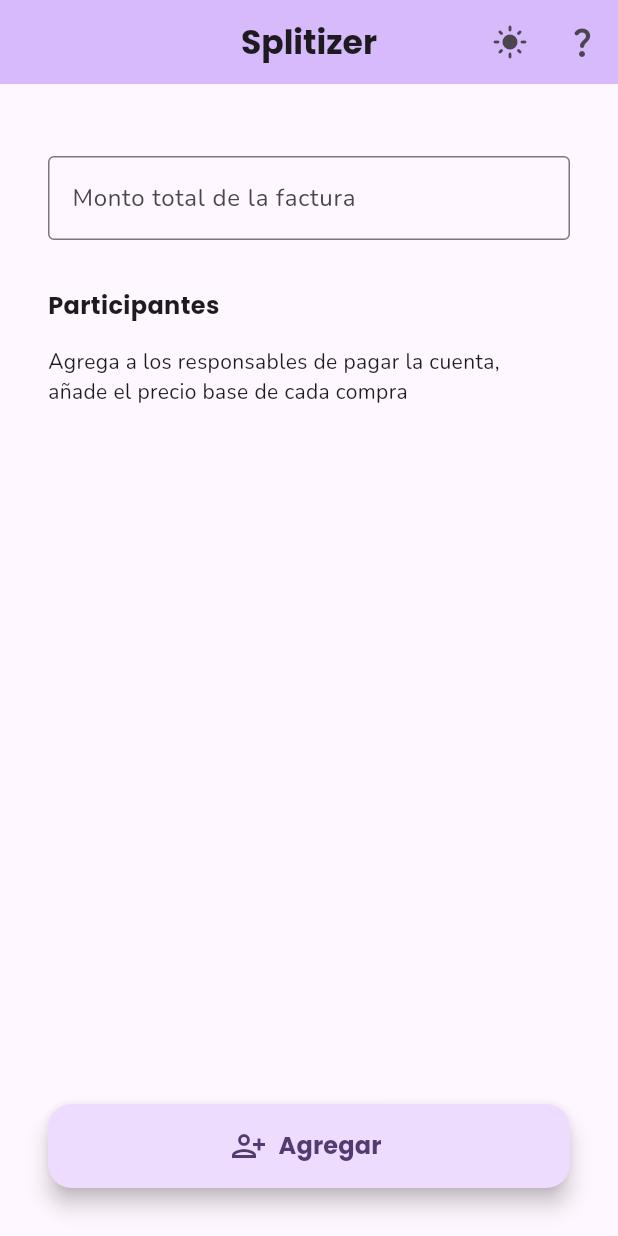
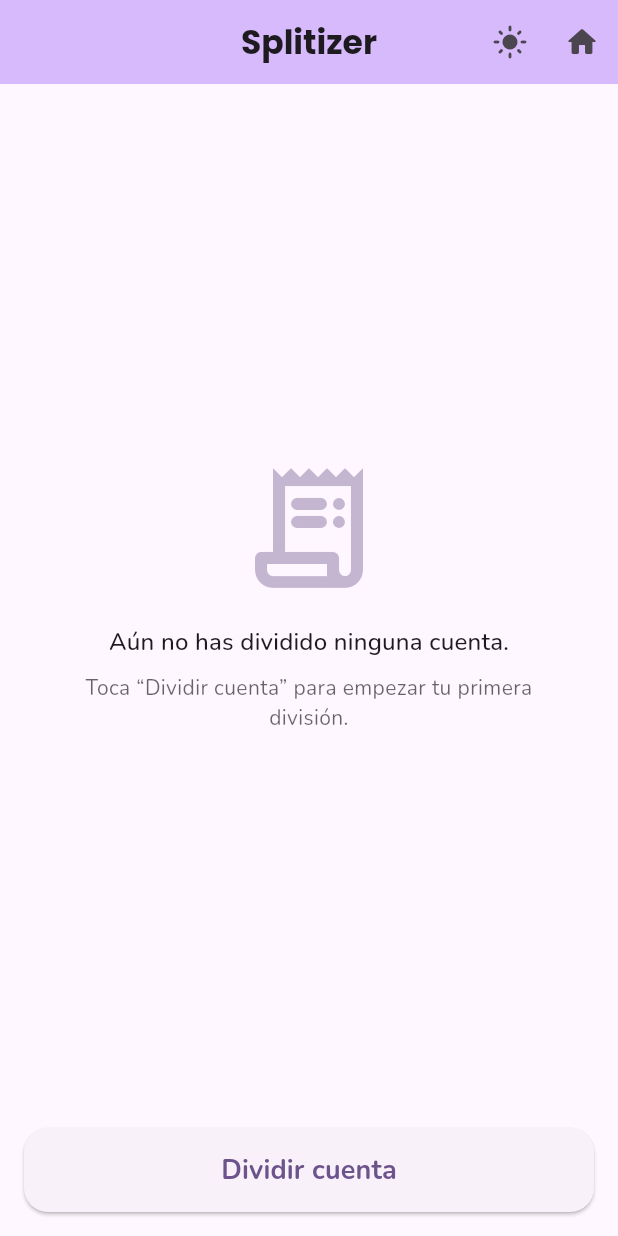
Before and after one commit to GabrielC-Web/Splitizer, a Flutter app: the screen it shows after launch, on a phone screen of 412 x 824 dp. Run offline on Flutter 3.47's test engine with Material 3 defaults, Android fonts, the light colour scheme and no system bars; our stand-ins replace flutter_riverpod, go_router, google_fonts, introduction_screen.

Commit message:
feat: Created new billScreen version

```diff
--- a/lib/core/routing/app_router.dart
+++ b/lib/core/routing/app_router.dart
@@ -1,10 +1,12 @@
 import 'package:go_router/go_router.dart';
 import 'package:splitizer/features/home/intro_screen.dart';
 
+import '../../features/bill/bill_form_screen.dart';
 import '../../features/bill/bill_screen.dart';
+import '../../features/bill/bill_screen_2.dart';
 
 final GoRouter appRouter = GoRouter(
-  initialLocation: '/bill',
+  initialLocation: '/bill2',
   routes: [
     // GoRoute(
     //   path: '/',
@@ -18,6 +20,18 @@ final GoRouter appRouter = GoRouter(
           NoTransitionPage<void>(child: const BillScreen()),
     ),
     GoRoute(
+      path: '/bill2',
+      name: 'bill2',
+      pageBuilder: (context, state) =>
+          NoTransitionPage<void>(child: const BillScreen2()),
+    ),
+    GoRoute(
+      path: '/form',
+      name: 'form',
+      pageBuilder: (context, state) =>
+          NoTransitionPage<void>(child: const BillFormScreen()),
+    ),
+    GoRoute(
       path: '/intro',
       name: 'intro',
       pageBuilder: (context, state) =>
--- a/lib/features/bill/bill_screen.dart
+++ b/lib/features/bill/bill_screen.dart
@@ -103,7 +103,8 @@ class _BillScreenState extends ConsumerState<BillScreen> {
                     child: Row(
                       mainAxisAlignment: MainAxisAlignment.spaceBetween,
                       children: [
-                        Column(
+                        Expanded(
+                          child: Column(
                             crossAxisAlignment: CrossAxisAlignment.start,
                             children: [
                               Text(
@@ -115,11 +116,12 @@ class _BillScreenState extends ConsumerState<BillScreen> {
                               ),
                               const SizedBox(height: 16),
                               Text(
-                              'Agrega a los responsables de pagar la cuenta,\nañade el precio base de cada compra',
-                              maxLines: 3,
+                                'Primero agrega a los responsables de pagar la cuenta, añade el precio base de cada compra',
+                                maxLines: 4,
                                 overflow: TextOverflow.ellipsis,
                               ),
                             ],
+                          ),
                         ),
 
                         // TextButton.icon(
@@ -195,7 +197,7 @@ class _BillScreenState extends ConsumerState<BillScreen> {
                     child: FloatingActionButton.extended(
                       onPressed: _addPerson,
                       label: Text(
-                        'Agregar',
+                        'Dividir cuenta',
                         style: GoogleFonts.poppins(
                           fontWeight: FontWeight.bold,
                           fontSize: 16,
--- /dev/null
+++ b/lib/features/bill/bill_screen_2.dart
@@ -0,0 +1,121 @@
+import 'package:flutter/material.dart';
+import 'package:go_router/go_router.dart';
+import 'package:intl/intl.dart';
+
+import '../../shared/app_scaffold.dart';
+
+class BillScreen2 extends StatelessWidget {
+  const BillScreen2({super.key});
+
+  // Mock data — in a real app this would come from a provider or database
+  final List<Map<String, dynamic>> mockSplits = const [
+    // {
+    //   'title': 'Cena con amigos',
+    //   'total': 120.0,
+    //   'people': 4,
+    //   'date': '2025-11-08',
+    // },
+    // {
+    //   'title': 'Almuerzo de trabajo',
+    //   'total': 65.5,
+    //   'people': 3,
+    //   'date': '2025-10-31',
+    // },
+  ];
+
+  @override
+  Widget build(BuildContext context) {
+    final hasSplits = mockSplits.isNotEmpty;
+    final theme = Theme.of(context);
+    final dateFormat = DateFormat('dd/MM/yyyy');
+
+    return AppScaffold(
+      title: 'Splitizer',
+      showBack: false,
+      bottomButtonContent: const Text(
+        'Dividir cuenta',
+        style: TextStyle(fontSize: 18, fontWeight: FontWeight.bold),
+      ),
+      onButtonPressed: () {
+        context.go('/form');
+      },
+      child: SafeArea(
+        child: hasSplits
+            ? ListView.builder(
+                padding: const EdgeInsets.all(16),
+                itemCount: mockSplits.length,
+                itemBuilder: (context, index) {
+                  final split = mockSplits[index];
+                  return Card(
+                    shape: RoundedRectangleBorder(
+                      borderRadius: BorderRadius.circular(16),
+                    ),
+                    margin: const EdgeInsets.only(bottom: 12),
+                    elevation: 3,
+                    child: ListTile(
+                      title: Text(
+                        split['title'],
+                        style: theme.textTheme.titleMedium,
+                      ),
+                      subtitle: Text(
+                        '${split['people']} personas • ${dateFormat.format(DateTime.parse(split['date']))}',
+                        style: theme.textTheme.bodySmall,
+                      ),
+                      trailing: Text(
+                        '€${split['total'].toStringAsFixed(2)}',
+                        style: theme.textTheme.titleMedium?.copyWith(
+                          fontWeight: FontWeight.bold,
+                          color: theme.colorScheme.primary,
+                        ),
+                      ),
+                      onTap: () {
+                        // TODO: Navigate to split detail
+                      },
+                    ),
+                  );
+                },
+              )
+            : const _BillScreen2EmptyState(),
+      ),
+    );
+  }
+}
+
+class _BillScreen2EmptyState extends StatelessWidget {
+  const _BillScreen2EmptyState();
+
+  @override
+  Widget build(BuildContext context) {
+    final theme = Theme.of(context);
+
+    return Center(
+      child: Padding(
+        padding: const EdgeInsets.all(24),
+        child: Column(
+          mainAxisAlignment: MainAxisAlignment.center,
+          children: [
+            Icon(
+              Icons.receipt_long_rounded,
+              size: 96,
+              color: theme.colorScheme.primary.withOpacity(0.4),
+            ),
+            const SizedBox(height: 16),
+            Text(
+              'Aún no has dividido ninguna cuenta.',
+              style: theme.textTheme.titleMedium,
+              textAlign: TextAlign.center,
+            ),
+            const SizedBox(height: 8),
+            Text(
+              'Toca “Dividir cuenta” para empezar tu primera división.',
+              style: theme.textTheme.bodyMedium?.copyWith(
+                color: theme.hintColor,
+              ),
+              textAlign: TextAlign.center,
+            ),
+          ],
+        ),
+      ),
+    );
+  }
+}
--- a/lib/features/home/intro_screen.dart
+++ b/lib/features/home/intro_screen.dart
@@ -53,10 +53,10 @@ class _IntroScreenState extends State<IntroScreen> {
           ),
         ],
         onDone: () {
-          context.go('/bill');
+          context.go('/bill2');
         },
         onSkip: () {
-          context.go('/bill');
+          context.go('/bill2');
         }, // You can override onSkip callback
         showSkipButton: true,
         skipOrBackFlex: 0,
--- a/lib/shared/app_scaffold.dart
+++ b/lib/shared/app_scaffold.dart
@@ -7,13 +7,20 @@ import 'package:splitizer/core/state/riverpod.dart';
 class AppScaffold extends ConsumerWidget {
   final String title;
   final Widget child;
+  final Widget bottomButtonContent;
   final bool showBack;
+  final VoidCallback? onButtonPressed;
 
   const AppScaffold({
     super.key,
     required this.title,
     required this.child,
+    this.bottomButtonContent = const Text(
+      'Dividir cuenta',
+      style: TextStyle(fontSize: 18, fontWeight: FontWeight.bold),
+    ),
     this.showBack = true,
+    this.onButtonPressed,
   });
 
   @override
@@ -58,6 +65,19 @@ class AppScaffold extends ConsumerWidget {
         ],
       ),
       body: Padding(padding: const EdgeInsets.all(16), child: child),
+      bottomNavigationBar: Padding(
+        padding: const EdgeInsets.all(16.0),
+        child: ElevatedButton(
+          onPressed: onButtonPressed,
+          style: ElevatedButton.styleFrom(
+            minimumSize: const Size(double.infinity, 56),
+            shape: RoundedRectangleBorder(
+              borderRadius: BorderRadius.circular(16),
+            ),
+          ),
+          child: bottomButtonContent,
+        ),
+      ),
     );
   }
 }
```
Also changed, not shown: lib/features/bill/bill_form_screen.dart (added, +181 -0 lines). Lines whose indentation alone changed are shown as unchanged.
